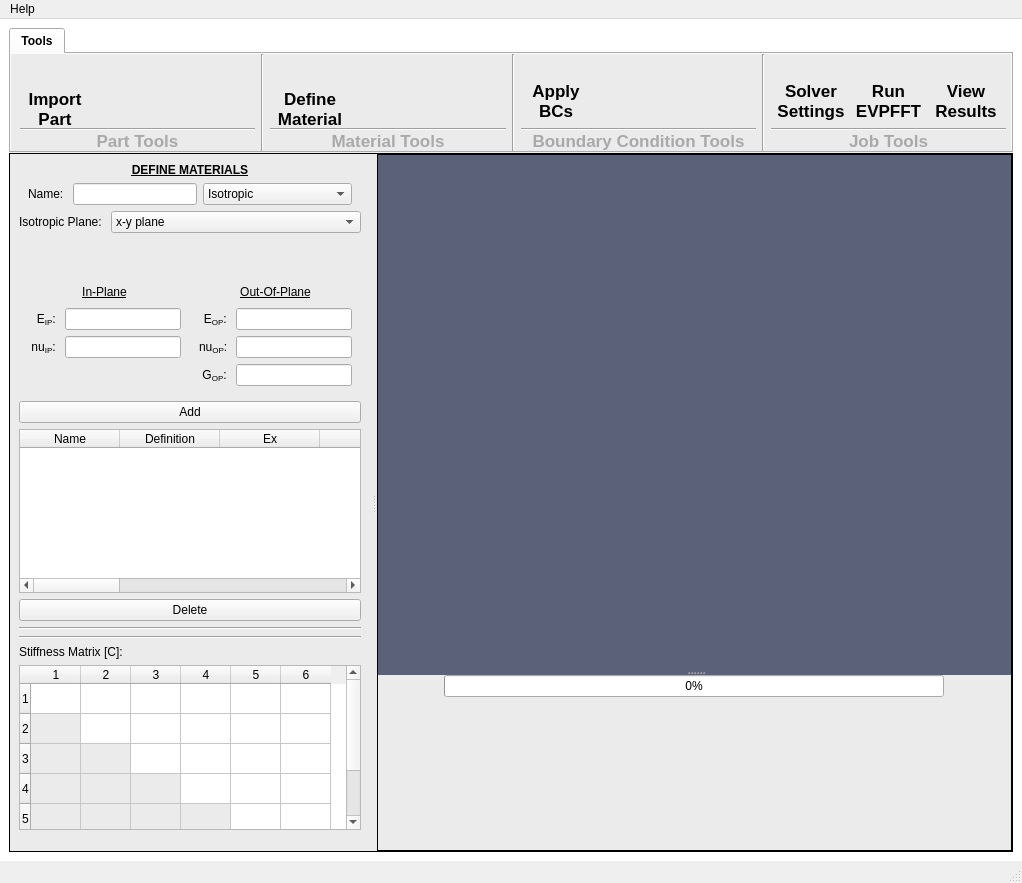
This is python/EVPFFT-GUI/evpfft_gui/EVPFFT_GUI.ui in lanl/Fierro as Qt 5 draws it before an edit. The edited form follows.
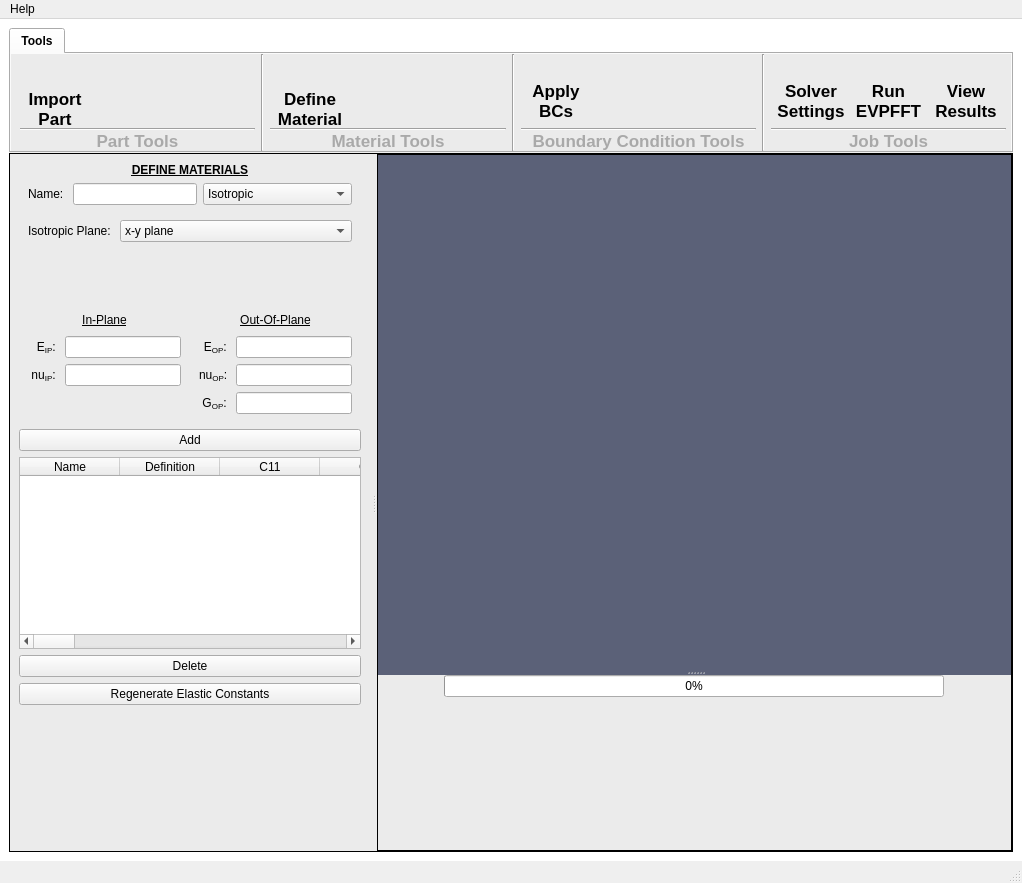
This is the edited form. The open tabs and pages were chosen to show the change. Icons and pictures are not drawn.

Commit message: improved material definitions

```diff
--- a/python/EVPFFT-GUI/evpfft_gui/EVPFFT_GUI.ui
+++ b/python/EVPFFT-GUI/evpfft_gui/EVPFFT_GUI.ui
@@ -1309,26 +1309,14 @@
                    <enum>QFrame::Raised</enum>
                   </property>
                   <layout class="QFormLayout" name="formLayout_2">
-                   <property name="leftMargin">
-                    <number>0</number>
-                   </property>
-                   <property name="topMargin">
-                    <number>0</number>
-                   </property>
-                   <property name="rightMargin">
-                    <number>0</number>
-                   </property>
-                   <property name="bottomMargin">
-                    <number>0</number>
-                   </property>
-                   <item row="0" column="0">
+                   <item row="2" column="0">
                     <widget class="QLabel" name="LIsotropicPlane">
                      <property name="text">
                       <string>&lt;html&gt;&lt;head/&gt;&lt;body&gt;&lt;p align=&quot;right&quot;&gt;Isotropic Plane: &lt;/p&gt;&lt;/body&gt;&lt;/html&gt;</string>
                      </property>
                     </widget>
                    </item>
-                   <item row="0" column="1">
+                   <item row="2" column="1">
                     <widget class="QComboBox" name="INIsotropicPlane">
                      <item>
                       <property name="text">
@@ -1992,47 +1980,107 @@
               </column>
               <column>
                <property name="text">
-                <string>Ex</string>
+                <string>C11</string>
                </property>
               </column>
               <column>
                <property name="text">
-                <string>Ey</string>
+                <string>C12</string>
                </property>
               </column>
               <column>
                <property name="text">
-                <string>Ez</string>
+                <string>C13</string>
                </property>
               </column>
               <column>
                <property name="text">
-                <string>NUxy</string>
+                <string>C14</string>
                </property>
               </column>
               <column>
                <property name="text">
-                <string>NUxz</string>
+                <string>C15</string>
                </property>
               </column>
               <column>
                <property name="text">
-                <string>NUyz</string>
+                <string>C16</string>
                </property>
               </column>
               <column>
                <property name="text">
-                <string>Gxy</string>
+                <string>C22</string>
                </property>
               </column>
               <column>
                <property name="text">
-                <string>Gxz</string>
+                <string>C23</string>
                </property>
               </column>
               <column>
                <property name="text">
-                <string>Gyz</string>
+                <string>C24</string>
+               </property>
+              </column>
+              <column>
+               <property name="text">
+                <string>C25</string>
+               </property>
+              </column>
+              <column>
+               <property name="text">
+                <string>C26</string>
+               </property>
+              </column>
+              <column>
+               <property name="text">
+                <string>C33</string>
+               </property>
+              </column>
+              <column>
+               <property name="text">
+                <string>C34</string>
+               </property>
+              </column>
+              <column>
+               <property name="text">
+                <string>C35</string>
+               </property>
+              </column>
+              <column>
+               <property name="text">
+                <string>C36</string>
+               </property>
+              </column>
+              <column>
+               <property name="text">
+                <string>C44</string>
+               </property>
+              </column>
+              <column>
+               <property name="text">
+                <string>C45</string>
+               </property>
+              </column>
+              <column>
+               <property name="text">
+                <string>C46</string>
+               </property>
+              </column>
+              <column>
+               <property name="text">
+                <string>C55</string>
+               </property>
+              </column>
+              <column>
+               <property name="text">
+                <string>C56</string>
+               </property>
+              </column>
+              <column>
+               <property name="text">
+                <string>C66</string>
                </property>
               </column>
              </widget>
@@ -2045,426 +2093,12 @@
              </widget>
             </item>
             <item>
-             <widget class="Line" name="line_6">
-              <property name="frameShadow">
-               <enum>QFrame::Sunken</enum>
-              </property>
-              <property name="lineWidth">
-               <number>1</number>
-              </property>
-              <property name="orientation">
-               <enum>Qt::Horizontal</enum>
-              </property>
-             </widget>
-            </item>
-            <item>
-             <widget class="Line" name="line_7">
-              <property name="orientation">
-               <enum>Qt::Horizontal</enum>
-              </property>
-             </widget>
-            </item>
-            <item>
-             <widget class="QLabel" name="label_2">
+             <widget class="QPushButton" name="BRegenElasticConstants">
               <property name="text">
-               <string>Stiffness Matrix [C]:</string>
+               <string>Regenerate Elastic Constants</string>
               </property>
              </widget>
             </item>
-            <item>
-             <widget class="QTableWidget" name="TStiffnessMatrix">
-              <property name="enabled">
-               <bool>true</bool>
-              </property>
-              <property name="rowCount">
-               <number>6</number>
-              </property>
-              <property name="columnCount">
-               <number>6</number>
-              </property>
-              <attribute name="horizontalHeaderMinimumSectionSize">
-               <number>21</number>
-              </attribute>
-              <attribute name="horizontalHeaderDefaultSectionSize">
-               <number>50</number>
-              </attribute>
-              <row/>
-              <row/>
-              <row/>
-              <row/>
-              <row/>
-              <row/>
-              <column/>
-              <column/>
-              <column/>
-              <column/>
-              <column/>
-              <column/>
-              <item row="0" column="0">
-               <property name="text">
-                <string/>
-               </property>
-               <property name="flags">
-                <set>ItemIsDragEnabled|ItemIsDropEnabled|ItemIsUserCheckable|ItemIsEnabled</set>
-               </property>
-              </item>
-              <item row="0" column="1">
-               <property name="flags">
-                <set>ItemIsDragEnabled|ItemIsDropEnabled|ItemIsUserCheckable|ItemIsEnabled</set>
-               </property>
-              </item>
-              <item row="0" column="2">
-               <property name="flags">
-                <set>ItemIsDragEnabled|ItemIsDropEnabled|ItemIsUserCheckable|ItemIsEnabled</set>
-               </property>
-              </item>
-              <item row="0" column="3">
-               <property name="flags">
-                <set>ItemIsDragEnabled|ItemIsDropEnabled|ItemIsUserCheckable|ItemIsEnabled</set>
-               </property>
-              </item>
-              <item row="0" column="4">
-               <property name="flags">
-                <set>ItemIsDragEnabled|ItemIsDropEnabled|ItemIsUserCheckable|ItemIsEnabled</set>
-               </property>
-              </item>
-              <item row="0" column="5">
-               <property name="flags">
-                <set>ItemIsDragEnabled|ItemIsDropEnabled|ItemIsUserCheckable|ItemIsEnabled</set>
-               </property>
-              </item>
-              <item row="1" column="0">
-               <property name="text">
-                <string/>
-               </property>
-               <property name="background">
-                <brush brushstyle="SolidPattern">
-                 <color alpha="255">
-                  <red>235</red>
-                  <green>235</green>
-                  <blue>235</blue>
-                 </color>
-                </brush>
-               </property>
-               <property name="flags">
-                <set>ItemIsSelectable|ItemIsEditable|ItemIsDragEnabled|ItemIsDropEnabled|ItemIsUserCheckable</set>
-               </property>
-              </item>
-              <item row="1" column="1">
-               <property name="flags">
-                <set>ItemIsDragEnabled|ItemIsDropEnabled|ItemIsUserCheckable|ItemIsEnabled</set>
-               </property>
-              </item>
-              <item row="1" column="2">
-               <property name="flags">
-                <set>ItemIsDragEnabled|ItemIsDropEnabled|ItemIsUserCheckable|ItemIsEnabled</set>
-               </property>
-              </item>
-              <item row="1" column="3">
-               <property name="flags">
-                <set>ItemIsDragEnabled|ItemIsDropEnabled|ItemIsUserCheckable|ItemIsEnabled</set>
-               </property>
-              </item>
-              <item row="1" column="4">
-               <property name="flags">
-                <set>ItemIsDragEnabled|ItemIsDropEnabled|ItemIsUserCheckable|ItemIsEnabled</set>
-               </property>
-              </item>
-              <item row="1" column="5">
-               <property name="flags">
-                <set>ItemIsDragEnabled|ItemIsDropEnabled|ItemIsUserCheckable|ItemIsEnabled</set>
-               </property>
-              </item>
-              <item row="2" column="0">
-               <property name="text">
-                <string/>
-               </property>
-               <property name="background">
-                <brush brushstyle="SolidPattern">
-                 <color alpha="255">
-                  <red>235</red>
-                  <green>235</green>
-                  <blue>235</blue>
-                 </color>
-                </brush>
-               </property>
-               <property name="flags">
-                <set>ItemIsSelectable|ItemIsEditable|ItemIsDragEnabled|ItemIsDropEnabled|ItemIsUserCheckable</set>
-               </property>
-              </item>
-              <item row="2" column="1">
-               <property name="text">
-                <string/>
-               </property>
-               <property name="background">
-                <brush brushstyle="SolidPattern">
-                 <color alpha="255">
-                  <red>235</red>
-                  <green>235</green>
-                  <blue>235</blue>
-                 </color>
-                </brush>
-               </property>
-               <property name="flags">
-                <set>ItemIsSelectable|ItemIsEditable|ItemIsDragEnabled|ItemIsDropEnabled|ItemIsUserCheckable</set>
-               </property>
-              </item>
-              <item row="2" column="2">
-               <property name="flags">
-                <set>ItemIsDragEnabled|ItemIsDropEnabled|ItemIsUserCheckable|ItemIsEnabled</set>
-               </property>
-              </item>
-              <item row="2" column="3">
-               <property name="flags">
-                <set>ItemIsDragEnabled|ItemIsDropEnabled|ItemIsUserCheckable|ItemIsEnabled</set>
-               </property>
-              </item>
-              <item row="2" column="4">
-               <property name="flags">
-                <set>ItemIsDragEnabled|ItemIsDropEnabled|ItemIsUserCheckable|ItemIsEnabled</set>
-               </property>
-              </item>
-              <item row="2" column="5">
-               <property name="flags">
-                <set>ItemIsDragEnabled|ItemIsDropEnabled|ItemIsUserCheckable|ItemIsEnabled</set>
-               </property>
-              </item>
-              <item row="3" column="0">
-               <property name="text">
-                <string/>
-               </property>
-               <property name="background">
-                <brush brushstyle="SolidPattern">
-                 <color alpha="255">
-                  <red>235</red>
-                  <green>235</green>
-                  <blue>235</blue>
-                 </color>
-                </brush>
-               </property>
-               <property name="flags">
-                <set>ItemIsSelectable|ItemIsEditable|ItemIsDragEnabled|ItemIsDropEnabled|ItemIsUserCheckable</set>
-               </property>
-              </item>
-              <item row="3" column="1">
-               <property name="text">
-                <string/>
-               </property>
-               <property name="background">
-                <brush brushstyle="SolidPattern">
-                 <color alpha="255">
-                  <red>235</red>
-                  <green>235</green>
-                  <blue>235</blue>
-                 </color>
-                </brush>
-               </property>
-               <property name="flags">
-                <set>ItemIsSelectable|ItemIsEditable|ItemIsDragEnabled|ItemIsDropEnabled|ItemIsUserCheckable</set>
-               </property>
-              </item>
-              <item row="3" column="2">
-               <property name="text">
-                <string/>
-               </property>
-               <property name="background">
-                <brush brushstyle="SolidPattern">
-                 <color alpha="255">
-                  <red>235</red>
-                  <green>235</green>
-                  <blue>235</blue>
-                 </color>
-                </brush>
-               </property>
-               <property name="flags">
-                <set>ItemIsSelectable|ItemIsEditable|ItemIsDragEnabled|ItemIsDropEnabled|ItemIsUserCheckable</set>
-               </property>
-              </item>
-              <item row="3" column="3">
-               <property name="flags">
-                <set>ItemIsDragEnabled|ItemIsDropEnabled|ItemIsUserCheckable|ItemIsEnabled</set>
-               </property>
-              </item>
-              <item row="3" column="4">
-               <property name="flags">
-                <set>ItemIsDragEnabled|ItemIsDropEnabled|ItemIsUserCheckable|ItemIsEnabled</set>
-               </property>
-              </item>
-              <item row="3" column="5">
-               <property name="flags">
-                <set>ItemIsDragEnabled|ItemIsDropEnabled|ItemIsUserCheckable|ItemIsEnabled</set>
-               </property>
-              </item>
-              <item row="4" column="0">
-               <property name="text">
-                <string/>
-               </property>
-               <property name="background">
-                <brush brushstyle="SolidPattern">
-                 <color alpha="255">
-                  <red>235</red>
-                  <green>235</green>
-                  <blue>235</blue>
-                 </color>
-                </brush>
-               </property>
-               <property name="flags">
-                <set>ItemIsSelectable|ItemIsEditable|ItemIsDragEnabled|ItemIsDropEnabled|ItemIsUserCheckable</set>
-               </property>
-              </item>
-              <item row="4" column="1">
-               <property name="text">
-                <string/>
-               </property>
-               <property name="background">
-                <brush brushstyle="SolidPattern">
-                 <color alpha="255">
-                  <red>235</red>
-                  <green>235</green>
-                  <blue>235</blue>
-                 </color>
-                </brush>
-               </property>
-               <property name="flags">
-                <set>ItemIsSelectable|ItemIsEditable|ItemIsDragEnabled|ItemIsDropEnabled|ItemIsUserCheckable</set>
-               </property>
-              </item>
-              <item row="4" column="2">
-               <property name="text">
-                <string/>
-               </property>
-               <property name="background">
-                <brush brushstyle="SolidPattern">
-                 <color alpha="255">
-                  <red>235</red>
-                  <green>235</green>
-                  <blue>235</blue>
-                 </color>
-                </brush>
-               </property>
-               <property name="flags">
-                <set>ItemIsSelectable|ItemIsEditable|ItemIsDragEnabled|ItemIsDropEnabled|ItemIsUserCheckable</set>
-               </property>
-              </item>
-              <item row="4" column="3">
-               <property name="text">
-                <string/>
-               </property>
-               <property name="background">
-                <brush brushstyle="SolidPattern">
-                 <color alpha="255">
-                  <red>235</red>
-                  <green>235</green>
-                  <blue>235</blue>
-                 </color>
-                </brush>
-               </property>
-               <property name="flags">
-                <set>ItemIsSelectable|ItemIsEditable|ItemIsDragEnabled|ItemIsDropEnabled|ItemIsUserCheckable</set>
-               </property>
-              </item>
-              <item row="4" column="4">
-               <property name="flags">
-                <set>ItemIsDragEnabled|ItemIsDropEnabled|ItemIsUserCheckable|ItemIsEnabled</set>
-               </property>
-              </item>
-              <item row="4" column="5">
-               <property name="flags">
-                <set>ItemIsDragEnabled|ItemIsDropEnabled|ItemIsUserCheckable|ItemIsEnabled</set>
-               </property>
-              </item>
-              <item row="5" column="0">
-               <property name="text">
-                <string/>
-               </property>
-               <property name="background">
-                <brush brushstyle="SolidPattern">
-                 <color alpha="255">
-                  <red>235</red>
-                  <green>235</green>
-                  <blue>235</blue>
-                 </color>
-                </brush>
-               </property>
-               <property name="flags">
-                <set>ItemIsSelectable|ItemIsEditable|ItemIsDragEnabled|ItemIsDropEnabled|ItemIsUserCheckable</set>
-               </property>
-              </item>
-              <item row="5" column="1">
-               <property name="text">
-                <string/>
-               </property>
-               <property name="background">
-                <brush brushstyle="SolidPattern">
-                 <color alpha="255">
-                  <red>235</red>
-                  <green>235</green>
-                  <blue>235</blue>
-                 </color>
-                </brush>
-               </property>
-               <property name="flags">
-                <set>ItemIsSelectable|ItemIsEditable|ItemIsDragEnabled|ItemIsDropEnabled|ItemIsUserCheckable</set>
-               </property>
-              </item>
-              <item row="5" column="2">
-               <property name="text">
-                <string/>
-               </property>
-               <property name="background">
-                <brush brushstyle="SolidPattern">
-                 <color alpha="255">
-                  <red>235</red>
-                  <green>235</green>
-                  <blue>235</blue>
-                 </color>
-                </brush>
-               </property>
-               <property name="flags">
-                <set>ItemIsSelectable|ItemIsEditable|ItemIsDragEnabled|ItemIsDropEnabled|ItemIsUserCheckable</set>
-               </property>
-              </item>
-              <item row="5" column="3">
-               <property name="text">
-                <string/>
-               </property>
-               <property name="background">
-                <brush brushstyle="SolidPattern">
-                 <color alpha="255">
-                  <red>235</red>
-                  <green>235</green>
-                  <blue>235</blue>
-                 </color>
-                </brush>
-               </property>
-               <property name="flags">
-                <set>ItemIsSelectable|ItemIsEditable|ItemIsDragEnabled|ItemIsDropEnabled|ItemIsUserCheckable</set>
-               </property>
-              </item>
-              <item row="5" column="4">
-               <property name="text">
-                <string/>
-               </property>
-               <property name="background">
-                <brush brushstyle="SolidPattern">
-                 <color alpha="255">
-                  <red>235</red>
-                  <green>235</green>
-                  <blue>235</blue>
-                 </color>
-                </brush>
-               </property>
-               <property name="flags">
-                <set>ItemIsSelectable|ItemIsEditable|ItemIsDragEnabled|ItemIsDropEnabled|ItemIsUserCheckable</set>
-               </property>
-              </item>
-              <item row="5" column="5">
-               <property name="flags">
-                <set>ItemIsDragEnabled|ItemIsDropEnabled|ItemIsUserCheckable|ItemIsEnabled</set>
-               </property>
-              </item>
-             </widget>
-            </item>
             <item>
              <spacer name="verticalSpacer_2">
               <property name="orientation">
```
Left out of the diff: 4 changed lines with no effect on the pictures. The commit also changes 1 other file.
